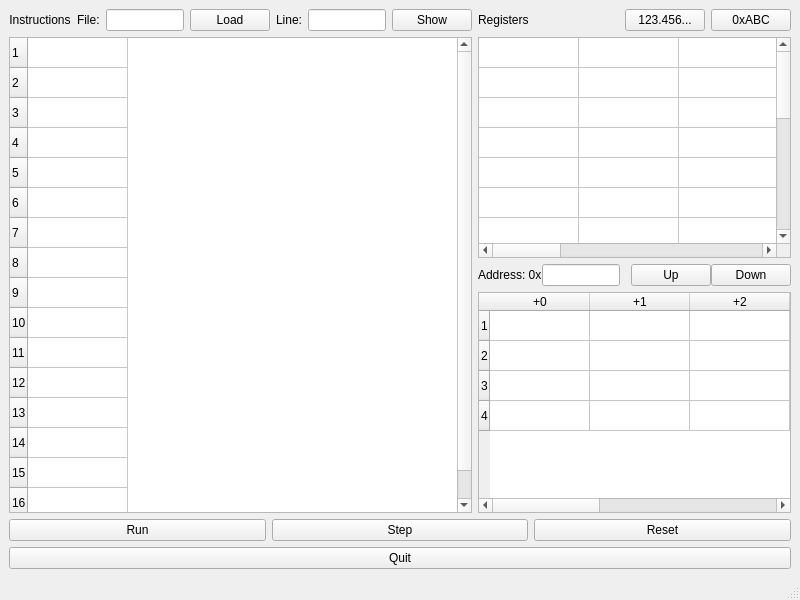
Qt form OreOre-V/mainwindow.ui (cpuex2021-1/simulator) before a commit.
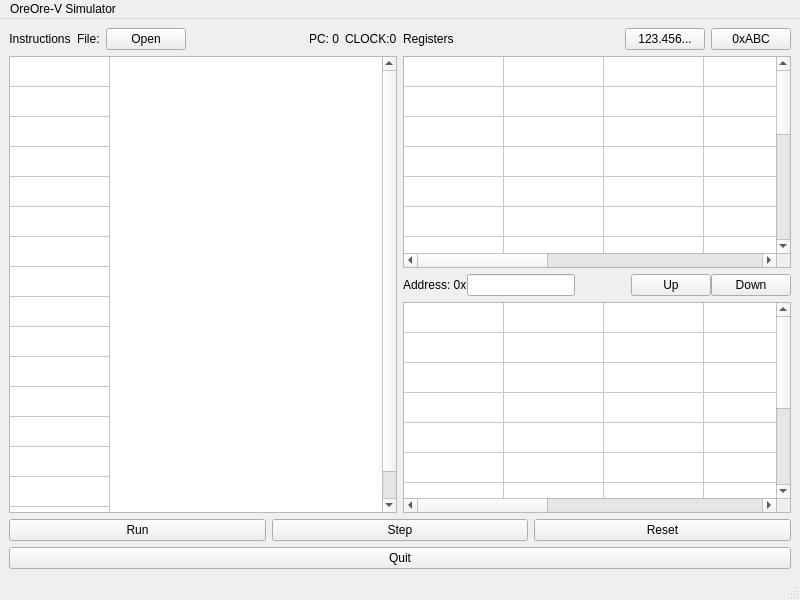
The same form after that commit.

What changed in the file:
```diff
--- a/OreOre-V/mainwindow.ui
+++ b/OreOre-V/mainwindow.ui
@@ -38,30 +38,37 @@
             </property>
            </widget>
           </item>
-          <item>
-           <widget class="QLineEdit" name="filename"/>
-          </item>
           <item>
            <widget class="QPushButton" name="pushButton_9">
             <property name="text">
-             <string>Load</string>
+             <string>Open</string>
             </property>
            </widget>
           </item>
           <item>
-           <widget class="QLabel" name="label_5">
+           <spacer name="horizontalSpacer_3">
+            <property name="orientation">
+             <enum>Qt::Horizontal</enum>
+            </property>
+            <property name="sizeHint" stdset="0">
+             <size>
+              <width>13</width>
+              <height>21</height>
+             </size>
+            </property>
+           </spacer>
+          </item>
+          <item>
+           <widget class="QLabel" name="pc">
             <property name="text">
-             <string>Line:</string>
+             <string>PC: 0</string>
             </property>
            </widget>
           </item>
           <item>
-           <widget class="QLineEdit" name="lineEdit_3"/>
-          </item>
-          <item>
-           <widget class="QPushButton" name="pushButton_10">
+           <widget class="QLabel" name="clk">
             <property name="text">
-             <string>Show</string>
+             <string>CLOCK:0</string>
             </property>
            </widget>
           </item>
@@ -82,7 +89,7 @@
            <number>42</number>
           </attribute>
           <attribute name="verticalHeaderVisible">
-           <bool>true</bool>
+           <bool>false</bool>
           </attribute>
           <row/>
           <row/>
@@ -255,13 +262,13 @@
         <item>
          <widget class="QTableWidget" name="MemTable">
           <property name="rowCount">
-           <number>4</number>
+           <number>11</number>
           </property>
           <property name="columnCount">
            <number>8</number>
           </property>
           <attribute name="horizontalHeaderVisible">
-           <bool>true</bool>
+           <bool>false</bool>
           </attribute>
           <attribute name="horizontalHeaderCascadingSectionResizes">
            <bool>true</bool>
@@ -270,7 +277,7 @@
            <bool>true</bool>
           </attribute>
           <attribute name="verticalHeaderVisible">
-           <bool>true</bool>
+           <bool>false</bool>
           </attribute>
           <attribute name="verticalHeaderCascadingSectionResizes">
            <bool>true</bool>
@@ -278,6 +285,41 @@
           <attribute name="verticalHeaderHighlightSections">
            <bool>true</bool>
           </attribute>
+          <row>
+           <property name="text">
+            <string>新しい行</string>
+           </property>
+          </row>
+          <row>
+           <property name="text">
+            <string>新しい行</string>
+           </property>
+          </row>
+          <row>
+           <property name="text">
+            <string>新しい行</string>
+           </property>
+          </row>
+          <row>
+           <property name="text">
+            <string>新しい行</string>
+           </property>
+          </row>
+          <row>
+           <property name="text">
+            <string>新しい行</string>
+           </property>
+          </row>
+          <row>
+           <property name="text">
+            <string>新しい行</string>
+           </property>
+          </row>
+          <row>
+           <property name="text">
+            <string>新しい行</string>
+           </property>
+          </row>
           <row/>
           <row/>
           <row/>
@@ -371,6 +413,12 @@
      <height>25</height>
     </rect>
    </property>
+   <widget class="QMenu" name="menuOreOre_V_Simulator">
+    <property name="title">
+     <string>OreOre-V Simulator</string>
+    </property>
+   </widget>
+   <addaction name="menuOreOre_V_Simulator"/>
   </widget>
   <widget class="QStatusBar" name="statusbar"/>
  </widget>
```
